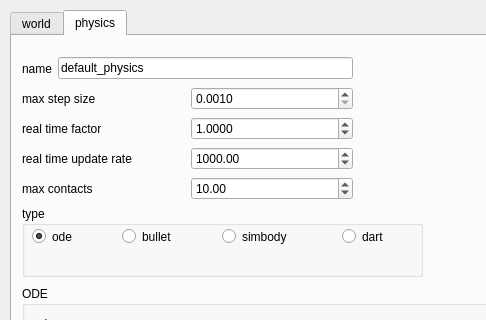
First picture: the form in robot_descriptor/forms/world_properties.ui, repository maidenone/RobotDescriptor, before the edit; both pictures show x 0 to 486 and y 0 to 320 of the 610 by 822 pixel window.
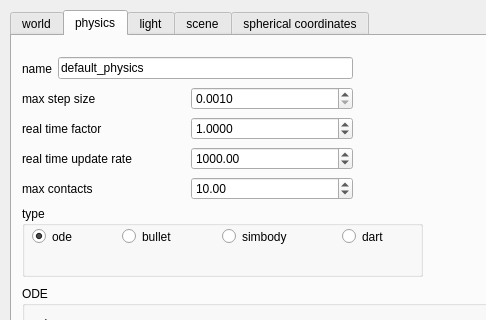
Second picture: the form after the edit. The open tabs and pages were chosen to show the change.

The edit to the form file:
```diff
--- a/robot_descriptor/forms/world_properties.ui
+++ b/robot_descriptor/forms/world_properties.ui
@@ -32,6 +32,9 @@
    <bool>false</bool>
   </property>
   <widget class="QTabWidget" name="world_tabs">
+   <property name="enabled">
+    <bool>true</bool>
+   </property>
    <property name="geometry">
     <rect>
      <x>10</x>
@@ -53,7 +56,10 @@
     </size>
    </property>
    <property name="currentIndex">
-    <number>0</number>
+    <number>1</number>
+   </property>
+   <property name="tabsClosable">
+    <bool>false</bool>
    </property>
    <widget class="QWidget" name="world_">
     <attribute name="title">
@@ -2146,6 +2152,21 @@
      </layout>
     </widget>
    </widget>
+   <widget class="QWidget" name="light_tab">
+    <attribute name="title">
+     <string>light</string>
+    </attribute>
+   </widget>
+   <widget class="QWidget" name="scene_tab">
+    <attribute name="title">
+     <string>scene</string>
+    </attribute>
+   </widget>
+   <widget class="QWidget" name="spherical_coordinates_tab">
+    <attribute name="title">
+     <string>spherical coordinates</string>
+    </attribute>
+   </widget>
   </widget>
  </widget>
  <resources/>
```
Left out of the diff: 3 changed lines with no effect on the pictures.
